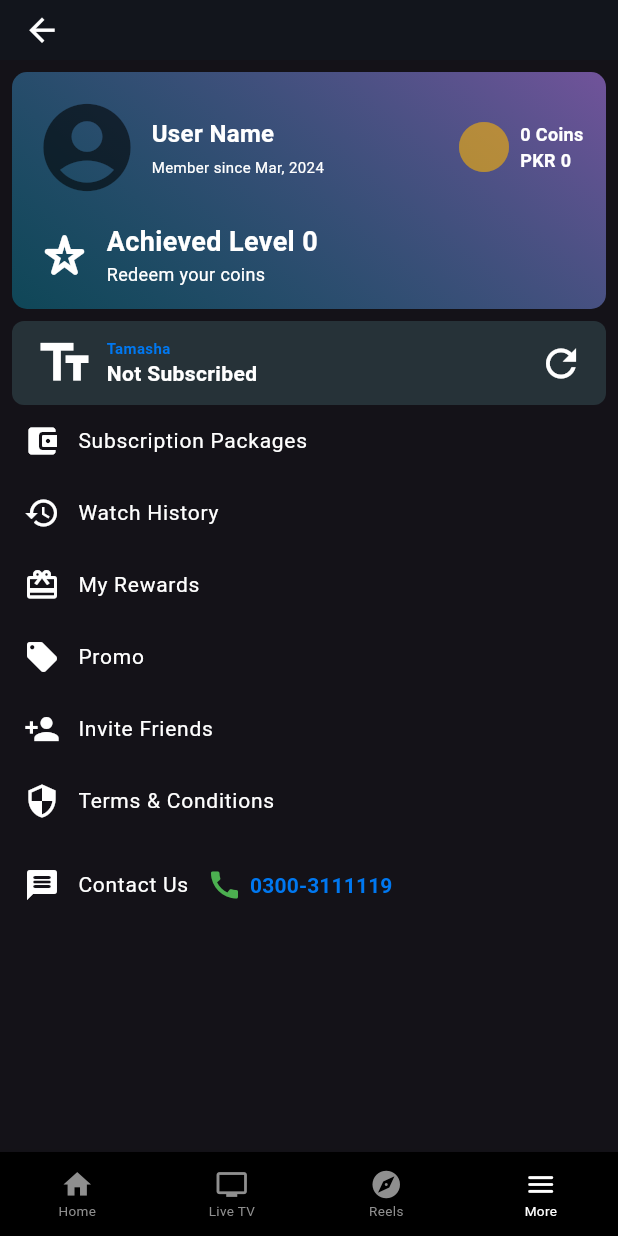
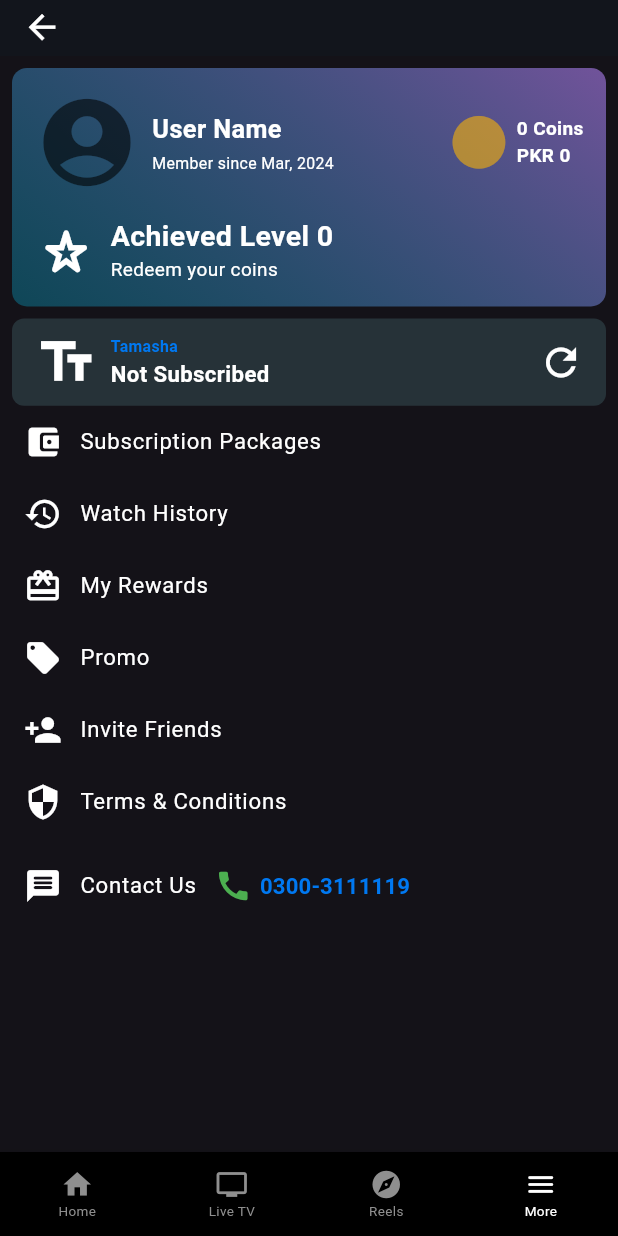
Before and after one commit to Dev-Mubashir/BetterPlayer_Promax, a Flutter app: the screen it shows after launch, item 4 of the bottom bar chosen, on a phone screen of 412 x 824 dp. Run offline on Flutter 3.47's test engine with Material 3 defaults, Android fonts, the phone set to English and light mode, and no system bars; our stand-ins replace better_player, cached_network_image, carousel_slider, flutter_screenutil, google_fonts, shimmer and 3 more; missing offline and left inert: encrypt; network calls fail.

Commit message:
minor fixes

```diff
--- a/lib/Tamasha/MorePage/FurtherMore/invite_friends.dart
+++ b/lib/Tamasha/MorePage/FurtherMore/invite_friends.dart
@@ -1,4 +1,5 @@
 import 'package:flutter/material.dart';
+import 'package:flutter_screenutil/flutter_screenutil.dart';
 import 'package:shimmer/shimmer.dart';
 
 class InviteFriends extends StatelessWidget {
@@ -26,7 +27,7 @@ class InviteFriends extends StatelessWidget {
                   baseColor: const Color.fromARGB(57, 32, 32, 32),
                   highlightColor: const Color.fromARGB(82, 63, 63, 63),
                   child: Container(
-                    height: 250,
+                    height: 250.h,
                     color: Colors.black,
                   ),
                 );
@@ -35,32 +36,32 @@ class InviteFriends extends StatelessWidget {
               }
             },
           ),
-          const SizedBox(height: 40),
-          const Text(
+          SizedBox(height: 40.h),
+          Text(
             'Get your 5 coins!',
-            style: TextStyle(fontSize: 24, fontWeight: FontWeight.bold),
+            style: TextStyle(fontSize: 24.sp, fontWeight: FontWeight.bold),
           ),
-          const SizedBox(height: 20),
-          const Text(
+          SizedBox(height: 20.h),
+          Text(
             "Apny Dost ko Tamasha pr invite karen or dost k\nSign up krtu hi 5 coins ap ky. Ek din men ziada sy\nziada 5 dosto ko invite kr skty hen.",
             textAlign: TextAlign.center,
-            style: TextStyle(fontSize: 14, fontWeight: FontWeight.w400),
+            style: TextStyle(fontSize: 14.sp, fontWeight: FontWeight.w400),
           ),
-          const SizedBox(height: 20),
+          SizedBox(height: 20.h),
           Container(
             decoration: BoxDecoration(
               border: Border.all(color: Colors.white),
               borderRadius: BorderRadius.circular(10),
             ),
-            padding: const EdgeInsets.symmetric(vertical: 5, horizontal: 12),
-            child: const Text(
+            padding: EdgeInsets.symmetric(vertical: 5.h, horizontal: 12.w),
+            child: Text(
               "XYZCODE",
-              style: TextStyle(fontSize: 22, fontWeight: FontWeight.bold),
+              style: TextStyle(fontSize: 22.sp, fontWeight: FontWeight.bold),
             ),
           ),
           const Spacer(),
           Padding(
-            padding: const EdgeInsets.symmetric(vertical: 8),
+            padding: EdgeInsets.symmetric(vertical: 8.h),
             child: ElevatedButton(
               style: ElevatedButton.styleFrom(
                 backgroundColor: Colors.blue[700],
@@ -68,13 +69,13 @@ class InviteFriends extends StatelessWidget {
                   borderRadius: BorderRadius.circular(5),
                 ),
                 padding:
-                    const EdgeInsets.symmetric(horizontal: 150, vertical: 10),
+                    EdgeInsets.symmetric(horizontal: 150.w, vertical: 10.h),
               ),
               onPressed: () {},
-              child: const Text(
+              child: Text(
                 "Invite",
                 style: TextStyle(
-                  fontSize: 20,
+                  fontSize: 20.sp,
                   color: Colors.white,
                   fontWeight: FontWeight.bold,
                 ),
--- a/lib/Tamasha/MorePage/more_page.dart
+++ b/lib/Tamasha/MorePage/more_page.dart
@@ -1,4 +1,5 @@
 import 'package:flutter/material.dart';
+import 'package:flutter_screenutil/flutter_screenutil.dart';
 import 'package:tamasha_bp/Tamasha/MorePage/widgets/middle_container.dart';
 import 'package:tamasha_bp/Tamasha/MorePage/widgets/more_options.dart';
 import 'package:tamasha_bp/Tamasha/MorePage/widgets/top_container.dart';
@@ -10,11 +11,11 @@ class MorePage extends StatelessWidget {
     final options = getOptions(context);
     return Scaffold(
       appBar: AppBar(
-        toolbarHeight: 40,
-        leading: const Icon(
+        toolbarHeight: 40.h,
+        leading: Icon(
           Icons.arrow_back,
           color: Colors.white,
-          size: 25,
+          size: 25.w,
         ),
       ),
       body: Column(
@@ -30,13 +31,13 @@ class MorePage extends StatelessWidget {
                   visualDensity: VisualDensity.compact,
                   contentPadding:
                       const EdgeInsets.symmetric(horizontal: 16, vertical: 0),
-                  leading:
-                      Icon(options[index].icon, color: Colors.white, size: 24),
+                  leading: Icon(options[index].icon,
+                      color: Colors.white, size: 24.w),
                   title: Row(
                     children: [
                       Text(options[index].text,
-                          style: const TextStyle(
-                              color: Colors.white, fontSize: 14)),
+                          style:
+                              TextStyle(color: Colors.white, fontSize: 14.sp)),
                       options[index].child ?? const SizedBox(),
                     ],
                   ),
--- a/lib/Tamasha/MorePage/widgets/middle_container.dart
+++ b/lib/Tamasha/MorePage/widgets/middle_container.dart
@@ -1,4 +1,5 @@
 import 'package:flutter/material.dart';
+import 'package:flutter_screenutil/flutter_screenutil.dart';
 
 class MiddleContainer extends StatelessWidget {
   const MiddleContainer({
@@ -17,13 +18,13 @@ class MiddleContainer extends StatelessWidget {
           color: Colors.blueGrey[900],
         ),
         padding: const EdgeInsets.symmetric(vertical: 8, horizontal: 15),
-        child: const Row(
+        child: Row(
           mainAxisAlignment: MainAxisAlignment.spaceBetween,
           children: [
             Row(
               children: [
-                Icon(Icons.text_fields_sharp, color: Colors.white, size: 40),
-                SizedBox(width: 8),
+                Icon(Icons.text_fields_sharp, color: Colors.white, size: 40.w),
+                SizedBox(width: 8.w),
                 Column(
                   crossAxisAlignment: CrossAxisAlignment.start,
                   children: [
@@ -31,14 +32,14 @@ class MiddleContainer extends StatelessWidget {
                       'Tamasha',
                       style: TextStyle(
                           color: Color.fromARGB(255, 0, 120, 241),
-                          fontSize: 10,
+                          fontSize: 10.sp,
                           fontWeight: FontWeight.bold),
                     ),
                     Text(
                       'Not Subscribed',
                       style: TextStyle(
                           color: Colors.white,
-                          fontSize: 14,
+                          fontSize: 14.sp,
                           fontWeight: FontWeight.bold),
                     ),
                   ],
--- a/lib/Tamasha/MorePage/widgets/more_options.dart
+++ b/lib/Tamasha/MorePage/widgets/more_options.dart
@@ -1,4 +1,5 @@
 import 'package:flutter/material.dart';
+import 'package:flutter_screenutil/flutter_screenutil.dart';
 import 'package:tamasha_bp/Tamasha/MorePage/FurtherMore/contact_us.dart';
 import 'package:tamasha_bp/Tamasha/MorePage/FurtherMore/invite_friends.dart';
 import 'package:tamasha_bp/Tamasha/MorePage/FurtherMore/promo.dart';
@@ -70,9 +71,9 @@ List<MoreOption> getOptions(BuildContext context) {
         child: Row(
           children: [
             const SizedBox(width: 12),
-            const Icon(
+            Icon(
               Icons.call,
-              size: 24,
+              size: 24.sp,
               color: Colors.green,
             ),
             TextButton(
@@ -80,10 +81,10 @@ List<MoreOption> getOptions(BuildContext context) {
               style: TextButton.styleFrom(
                 padding: const EdgeInsets.all(5),
               ),
-              child: const Text('0300-3111119',
+              child: Text('0300-3111119',
                   style: TextStyle(
-                      color: Color.fromARGB(255, 0, 120, 241),
-                      fontSize: 14,
+                      color: const Color.fromARGB(255, 0, 120, 241),
+                      fontSize: 14.sp,
                       fontWeight: FontWeight.bold)),
             ),
           ],
--- a/lib/Tamasha/MorePage/widgets/top_container.dart
+++ b/lib/Tamasha/MorePage/widgets/top_container.dart
@@ -1,4 +1,5 @@
 import 'package:flutter/material.dart';
+import 'package:flutter_screenutil/flutter_screenutil.dart';
 
 class TopContainer extends StatelessWidget {
   const TopContainer({
@@ -26,11 +27,11 @@ class TopContainer extends StatelessWidget {
         child: Column(
           crossAxisAlignment: CrossAxisAlignment.start,
           children: [
-            const Row(
+            Row(
               children: [
-                Icon(Icons.account_circle,
+                const Icon(Icons.account_circle,
                     color: Color.fromARGB(147, 0, 0, 0), size: 70),
-                SizedBox(width: 8),
+                SizedBox(width: 8.w),
                 Expanded(
                   child: Column(
                     crossAxisAlignment: CrossAxisAlignment.start,
@@ -39,24 +40,24 @@ class TopContainer extends StatelessWidget {
                         'User Name',
                         style: TextStyle(
                             color: Colors.white,
-                            fontSize: 16,
+                            fontSize: 16.sp,
                             fontWeight: FontWeight.bold),
                         overflow: TextOverflow.ellipsis,
                       ),
-                      SizedBox(height: 4),
+                      SizedBox(height: 4.h),
                       Text(
                         'Member since Mar, 2024',
-                        style: TextStyle(color: Colors.white, fontSize: 10),
+                        style: TextStyle(color: Colors.white, fontSize: 10.sp),
                         overflow: TextOverflow.ellipsis,
                       ),
                     ],
                   ),
                 ),
-                SizedBox(width: 8),
+                SizedBox(width: 8.w),
                 Row(
                   children: [
                     Icon(Icons.circle,
-                        color: Color.fromARGB(146, 255, 183, 0), size: 40),
+                        color: Color.fromARGB(146, 255, 183, 0), size: 40.w),
                     SizedBox(width: 4),
                     Column(
                       crossAxisAlignment: CrossAxisAlignment.start,
@@ -65,7 +66,7 @@ class TopContainer extends StatelessWidget {
                           '0 Coins',
                           style: TextStyle(
                               color: Colors.white,
-                              fontSize: 12,
+                              fontSize: 12.sp,
                               fontWeight: FontWeight.bold),
                           overflow: TextOverflow.ellipsis,
                         ),
@@ -73,7 +74,7 @@ class TopContainer extends StatelessWidget {
                           'PKR 0',
                           style: TextStyle(
                               color: Colors.white,
-                              fontSize: 12,
+                              fontSize: 12.sp,
                               fontWeight: FontWeight.bold),
                           overflow: TextOverflow.ellipsis,
                         ),
@@ -83,29 +84,30 @@ class TopContainer extends StatelessWidget {
                 ),
               ],
             ),
-            const SizedBox(height: 15),
+            SizedBox(height: 15.h),
             Row(
               children: [
-                const Icon(Icons.star_border_purple500_rounded,
-                    color: Colors.white, size: 40),
-                const SizedBox(width: 8),
+                Icon(Icons.star_border_purple500_rounded,
+                    color: Colors.white, size: 40.w),
+                SizedBox(width: 8.w),
                 Expanded(
                   child: Column(
                     crossAxisAlignment: CrossAxisAlignment.start,
                     children: [
-                      const Text(
+                      Text(
                         'Achieved Level 0',
                         style: TextStyle(
                             color: Colors.white,
-                            fontSize: 18,
+                            fontSize: 18.sp,
                             fontWeight: FontWeight.bold),
                         overflow: TextOverflow.ellipsis,
                       ),
                       GestureDetector(
                         onTap: () => debugPrint('Redeem your coins tapped'),
-                        child: const Text(
+                        child: Text(
                           'Redeem your coins',
-                          style: TextStyle(color: Colors.white, fontSize: 12),
+                          style:
+                              TextStyle(color: Colors.white, fontSize: 12.sp),
                         ),
                       ),
                     ],
--- a/lib/main.dart
+++ b/lib/main.dart
@@ -1,4 +1,5 @@
 import 'package:flutter/material.dart';
+import 'package:flutter_screenutil/flutter_screenutil.dart';
 import 'package:provider/provider.dart';
 // import 'package:tamasha_bp/Tamasha/ExplorePage/tryyy/reeeels.dart';
 import 'package:tamasha_bp/Tamasha/ExplorePage/tryyy/video_provider.dart';
@@ -20,6 +21,9 @@ class MyApp extends StatelessWidget {
 
   @override
   Widget build(BuildContext context) {
+    return ScreenUtilInit(
+        designSize: const Size(390, 884),
+        builder: (context, child) {
           return MaterialApp(
             debugShowCheckedModeBanner: false,
             title: 'Flutter Demo',
@@ -32,5 +36,6 @@ class MyApp extends StatelessWidget {
                 )),
             home: const BottomNavBar(),
           );
+        });
   }
 }
--- a/pubspec.yaml
+++ b/pubspec.yaml
@@ -50,6 +50,7 @@ dependencies:
   url_launcher: ^6.3.0
   webview_flutter: ^4.8.0
   shimmer: ^3.0.0
+  flutter_screenutil: ^5.9.3
 dev_dependencies:
   flutter_test:
     sdk: flutter
```
Also changed, not shown: pubspec.lock. Lines whose indentation alone changed are shown as unchanged.
